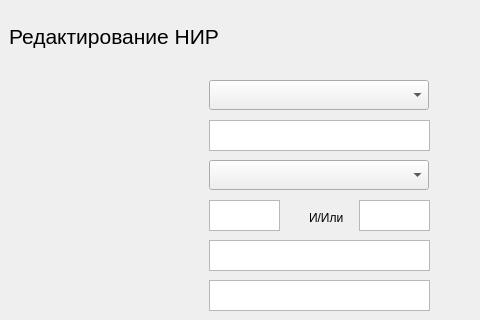
First picture: the form in EditForm.ui, repository Kerensk1y/lab_subd, before the edit; both pictures show x 261 to 741 and y 0 to 320 of the 741 by 631 pixel window.
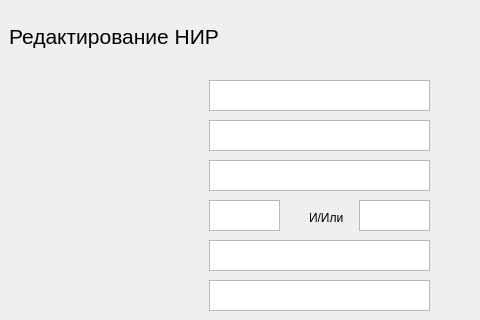
Second picture: the form after the edit.

Commit message: убрал комбобоксы

```diff
--- a/EditForm.ui
+++ b/EditForm.ui
@@ -55,16 +55,6 @@
      </rect>
     </property>
    </widget>
-   <widget class="QComboBox" name="comboBox_3">
-    <property name="geometry">
-     <rect>
-      <x>470</x>
-      <y>80</y>
-      <width>220</width>
-      <height>30</height>
-     </rect>
-    </property>
-   </widget>
    <widget class="QTextEdit" name="textEdit_7">
     <property name="geometry">
      <rect>
@@ -302,16 +292,6 @@
      <string>Код НИР</string>
     </property>
    </widget>
-   <widget class="QComboBox" name="comboBox_4">
-    <property name="geometry">
-     <rect>
-      <x>470</x>
-      <y>160</y>
-      <width>220</width>
-      <height>30</height>
-     </rect>
-    </property>
-   </widget>
    <widget class="QTextEdit" name="textEdit_11">
     <property name="geometry">
      <rect>
@@ -367,6 +347,26 @@
      </rect>
     </property>
    </widget>
+   <widget class="QTextEdit" name="textEdit_2">
+    <property name="geometry">
+     <rect>
+      <x>470</x>
+      <y>80</y>
+      <width>221</width>
+      <height>31</height>
+     </rect>
+    </property>
+   </widget>
+   <widget class="QTextEdit" name="textEdit_3">
+    <property name="geometry">
+     <rect>
+      <x>470</x>
+      <y>160</y>
+      <width>221</width>
+      <height>31</height>
+     </rect>
+    </property>
+   </widget>
   </widget>
   <widget class="QMenuBar" name="menubar">
    <property name="geometry">
```
Left out of the diff: 10 changed lines with no effect on the pictures. The commit also changes 1 other file.
